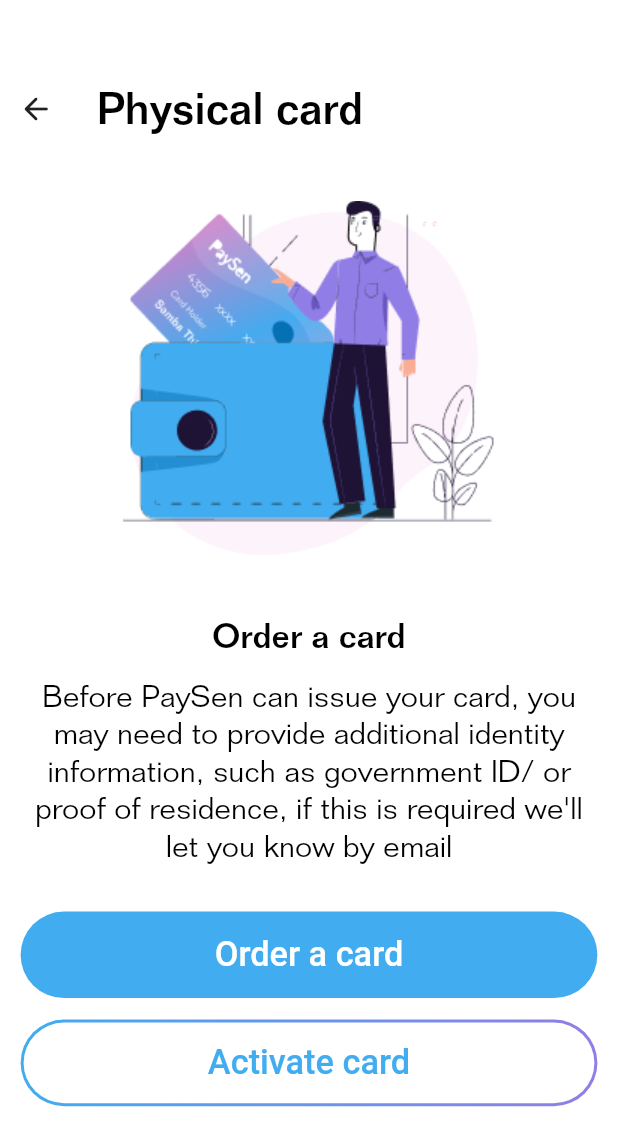
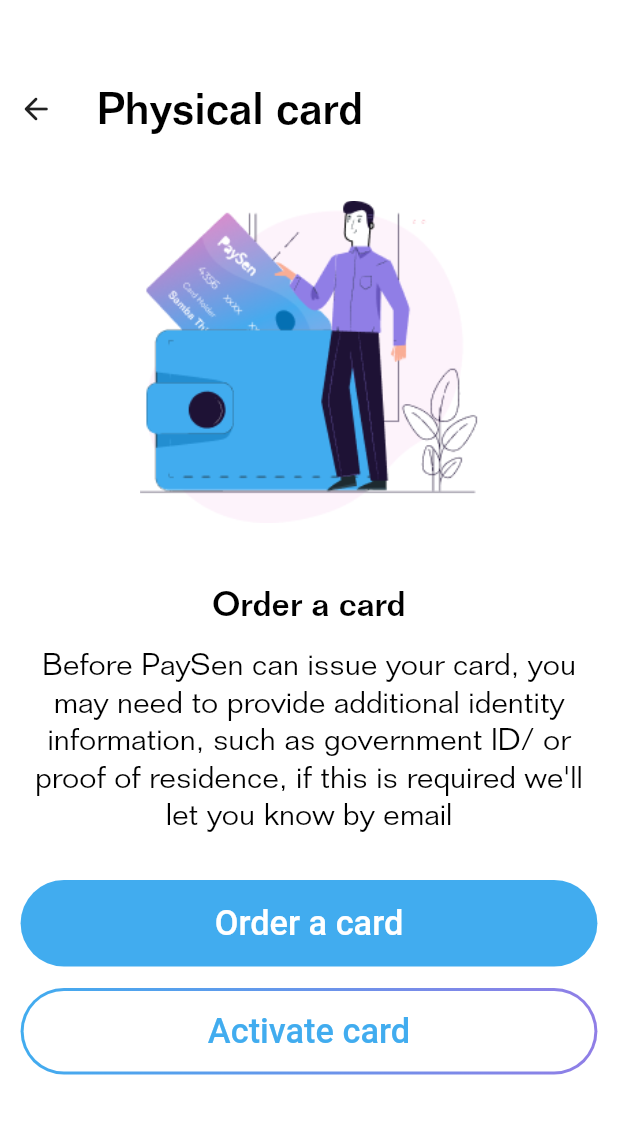
Before and after one commit to chvro12/paysen_app, a Flutter app: the PhysicalCardScreen widget shown alone on an empty page, opened directly with empty values, on a phone screen of 412 x 824 dp. Shown: the top 1146 px of the screen. Run offline on Flutter 3.47's test engine with Material 2 defaults, Android fonts, the light colour scheme and no system bars; drawn by our look-alikes of loader_overlay; our stand-ins replace cached_network_image, device_info_plus, flutter_screenutil, flutter_widget_from_html, fluttertoast, get and 7 more; missing offline and left inert: cinetpay, qr_code_scanner; accounts and stored records are empty; network calls fail.

Commit message:
UI bug fixed.

```diff
--- a/lib/components/two_options_bottom_sheet_without_image.dart
+++ b/lib/components/two_options_bottom_sheet_without_image.dart
@@ -52,9 +52,9 @@ class TwoOptionsBottomSheetWithoutIMG extends StatelessWidget {
           fit: StackFit.loose,
           children: [
 
-            // Container(
-            //   color: AppColors.bottomSheetBarrierColor,
-            // ),
+            Container(
+              color: AppColors.bottomSheetBarrierColor,
+            ),
 
             Positioned(
               bottom: 0.0,
--- a/lib/ui/cards/modules/physical_card/physical_card_screen.dart
+++ b/lib/ui/cards/modules/physical_card/physical_card_screen.dart
@@ -21,9 +21,6 @@ class PhysicalCardScreen extends StatelessWidget {
       },
       child: Container(
         color: AppColors.whiteColor,
-        child: SingleChildScrollView(
-          scrollDirection: Axis.vertical,
-          padding: EdgeInsets.only(bottom: 92.h),
         child: Column(
           mainAxisSize: MainAxisSize.min,
           children: [
@@ -33,15 +30,24 @@ class PhysicalCardScreen extends StatelessWidget {
               showBackButton: true,
             ),
 
+            Flexible(
+              child: SingleChildScrollView(
+                scrollDirection: Axis.vertical,
+                padding: EdgeInsets.only(bottom: 92.h, left: 12.w, right: 12.w),
+                child: Column(
+                  mainAxisSize: MainAxisSize.min,
+                  children: [
+
                     SizedBox(height: 24.h,),
 
-              Image.asset(AppAssets.physicalCardIMG),
+                    Image.asset(
+                      AppAssets.physicalCardIMG,
+                      height: 180.h,
+                    ),
 
                     SizedBox(height: 36.h,),
 
                     Flexible(
-                child: Container(
-                  margin: EdgeInsets.symmetric(horizontal: 12.w),
                       child: Column(
                         mainAxisSize: MainAxisSize.min,
                         children: [
@@ -68,13 +74,10 @@ class PhysicalCardScreen extends StatelessWidget {
                         ],
                       ),
                     ),
-              ),
 
                     SizedBox(height: 24.h,),
 
-              Container(
-                margin: EdgeInsets.symmetric(horizontal: 12.w),
-                child: Column(
+                    Column(
                       mainAxisSize: MainAxisSize.min,
                       children: [
 
@@ -101,13 +104,13 @@ class PhysicalCardScreen extends StatelessWidget {
                             onBtnPressed: () {},
                           ),
                         ),
-
+                      ],
+                    ),
                   ],
                 ),
               ),
-
+            )
           ],
-          ),
         ),
       ),
     );
```
Also changed, not shown: lib/ui/cards/cards_screen.dart (+8 -8 lines). Lines whose indentation alone changed are shown as unchanged.
